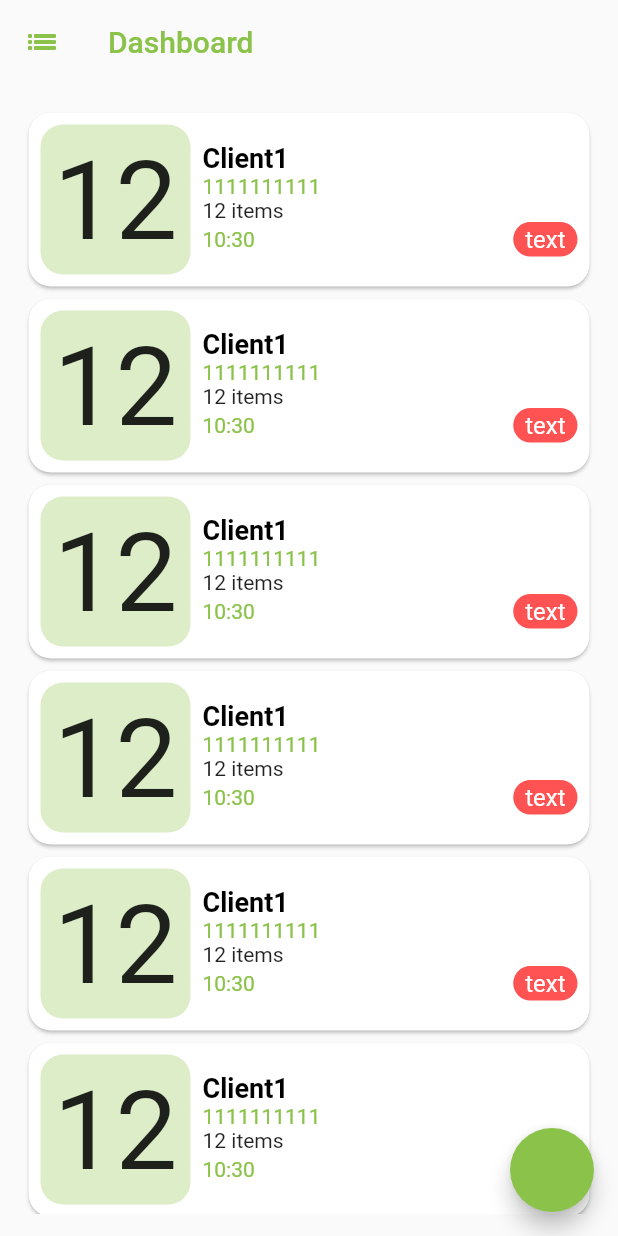
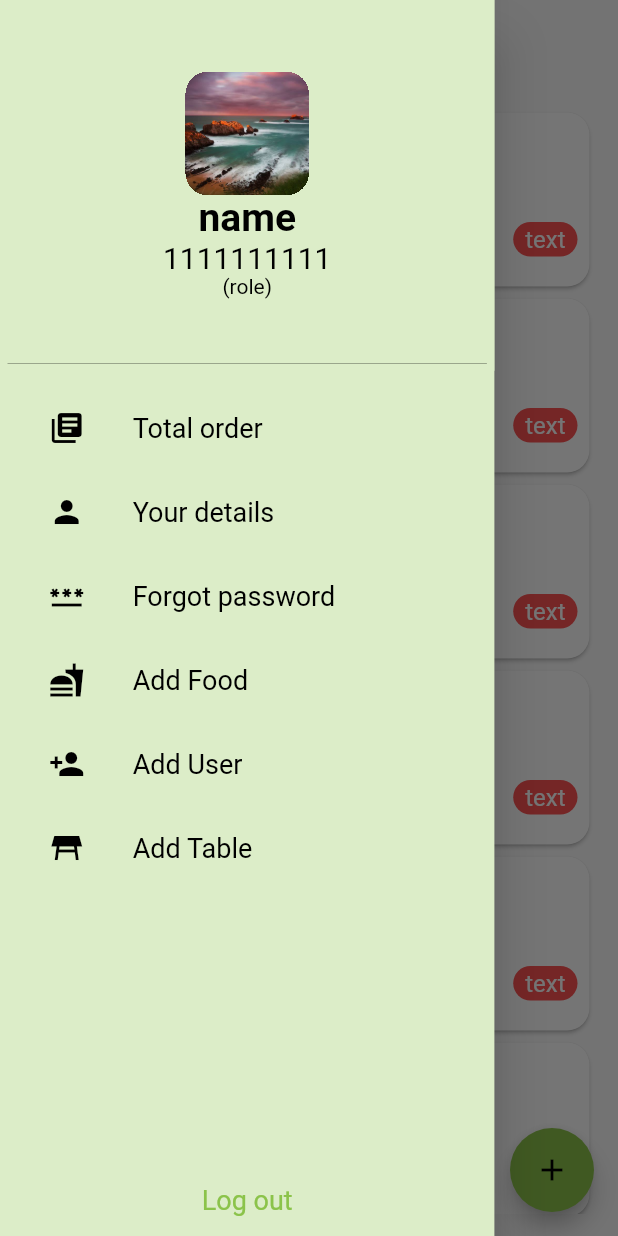
Before and after one commit to Krupal01/hm, a Flutter app: the screen it shows after launch, with the side drawer open (before the commit the screen has no drawer), on a phone screen of 412 x 824 dp. Run offline on Flutter 3.47's test engine with Material 2 defaults, Android fonts, the phone set to English and light mode, and no system bars; our stand-ins replace bloc, flutter_bloc, flutter_slidable, input_quantity.

Commit message:
dashboard screen , order details screen , menu screen ,

```diff
--- a/lib/routes/routes.dart
+++ b/lib/routes/routes.dart
@@ -4,12 +4,15 @@ import 'package:hotel_management/cubit/login_cubit.dart';
 import 'package:hotel_management/routes/routes_name.dart';
 import 'package:hotel_management/screens/dash_board_screen.dart';
 import 'package:hotel_management/screens/login_screen.dart';
+import 'package:hotel_management/screens/menu_screen.dart';
+import 'package:hotel_management/screens/oder_details_screen.dart';
 
 import '../repository/NetworkRepository.dart';
 import '../screens/splash_screen.dart';
 
 class Routes {
   final NetworkRepository networkRepository;
+
   Routes(this.networkRepository);
 
   Route? onGenerateRoute(RouteSettings settings) {
@@ -29,6 +32,17 @@ class Routes {
         return MaterialPageRoute(
           builder: (context) => DashBoardScreen(),
         );
+      case ORDER_DETAILS_SCREEN:
+        return MaterialPageRoute(
+          builder: (context) => OrderDetailsScreen(
+            isDetails: (settings.arguments as Map)[ARG_IS_DETAILS],
+            orderId: (settings.arguments as Map)[ARG_ORDER_ID],
+          ),
+        );
+      case MENU_SCREEN:
+        return MaterialPageRoute(
+          builder: (context) => const MenuScreen(),
+        );
     }
     return null;
   }
--- a/lib/routes/routes_name.dart
+++ b/lib/routes/routes_name.dart
@@ -9,3 +9,6 @@ const ORDER_DETAILS_SCREEN = 'ORDDER_DETAILS_SCREEN';
 const MENU_SCREEN = 'MENU_SCREEN';
 const ADD_FOOD_SCREEN = 'ADD_FOOD_SCREEN';
 const ADD_TABLE_SCREEN = 'ADD_TABLE_SCREEN';
+
+const ARG_IS_DETAILS = 'ARG_IS_DETAILS';
+const ARG_ORDER_ID = 'ARG_ORDER_ID';
--- a/lib/screens/dash_board_screen.dart
+++ b/lib/screens/dash_board_screen.dart
@@ -1,6 +1,7 @@
 import 'package:flutter/material.dart';
 import 'package:hotel_management/network/NetworkService.dart';
 import 'package:hotel_management/routes/routes_name.dart';
+import 'package:hotel_management/widgets/custom_drawer.dart';
 import 'package:hotel_management/widgets/table_widget.dart';
 
 import '../widgets/custom_app_bar.dart';
@@ -26,22 +27,42 @@ class _DashBoardScreenState extends State<DashBoardScreen> {
   @override
   Widget build(BuildContext context) {
     return Scaffold(
+      key: _scaffoldKey,
       appBar: CustomAppBar(
         title: 'Dashboard',
         isDrawerIcon: true,
         onLeadPress: () => _openDrawer(),
       ),
+      drawer: const CustomDrawer(),
       body: Padding(
         padding: const EdgeInsets.all(15),
-        child: ListView.builder(
-          itemCount: 10,
-          itemBuilder: (context, index) {
-            return const TableWidget();
-          },
+        child: SingleChildScrollView(
+          child: ListView.builder(
+            shrinkWrap: true,
+            physics: const NeverScrollableScrollPhysics(),
+            itemCount: 10,
+            itemBuilder: (context, index) {
+              return TableWidget(
+                onLeftSwap: (isClean) {},
+                onRightSwap: () => Navigator.of(context).pushNamed(
+                  ORDER_DETAILS_SCREEN,
+                  arguments: {
+                    ARG_IS_DETAILS: true,
+                  },
+                ),
+              );
+            },
+          ),
         ),
       ),
       floatingActionButton: FloatingActionButton(
-        onPressed: () => Navigator.of(context).pushNamed(ORDER_DETAILS_SCREEN),
+        child: const Icon(Icons.add),
+        onPressed: () => Navigator.of(context).pushNamed(
+          ORDER_DETAILS_SCREEN,
+          arguments: {
+            ARG_IS_DETAILS: false,
+          },
+        ),
       ),
     );
   }
--- /dev/null
+++ b/lib/widgets/custom_drawer.dart
@@ -0,0 +1,105 @@
+import 'package:flutter/material.dart';
+import 'package:hotel_management/widgets/custom_buttons.dart';
+import 'package:hotel_management/widgets/styles.dart';
+
+class CustomDrawer extends StatefulWidget {
+  const CustomDrawer({
+    Key? key,
+  }) : super(key: key);
+
+  @override
+  State<CustomDrawer> createState() => _CustomDrawerState();
+}
+
+class _CustomDrawerState extends State<CustomDrawer> {
+  Widget getDrawerTile(String name, IconData iconData) {
+    return Padding(
+      padding: EdgeInsets.symmetric(
+          horizontal: MediaQuery.of(context).size.width * 0.04),
+      child: ListTile(
+        leading: Icon(
+          iconData,
+          color: Colors.black,
+        ),
+        title: Text(
+          name,
+          style: blackTextStyles['18N'],
+        ),
+      ),
+    );
+  }
+
+  @override
+  Widget build(BuildContext context) {
+    return Drawer(
+      backgroundColor: Theme.of(context).primaryColorLight,
+      width: MediaQuery.of(context).size.width * 0.8,
+      child: Column(
+        crossAxisAlignment: CrossAxisAlignment.center,
+        children: [
+          Container(
+            height: MediaQuery.of(context).size.height * 0.3,
+            width: double.infinity,
+            padding: EdgeInsets.all(5),
+            alignment: Alignment.centerLeft,
+            color: Theme.of(context).primaryColorLight,
+            child: Expanded(
+              child: Column(
+                crossAxisAlignment: CrossAxisAlignment.center,
+                mainAxisAlignment: MainAxisAlignment.center,
+                children: [
+                  Expanded(child: Container()),
+                  ClipRRect(
+                    borderRadius: BorderRadius.circular(15),
+                    clipBehavior: Clip.hardEdge,
+                    child: Image(
+                      image: AssetImage('assets/images/demo.jpg'),
+                      fit: BoxFit.fill,
+                      height: MediaQuery.of(context).size.height * 0.1,
+                      width: MediaQuery.of(context).size.height * 0.1,
+                    ),
+                  ),
+                  Text(
+                    "name",
+                    style: blackTextStyles['26B'],
+                  ),
+                  Text(
+                    "1111111111",
+                    style: blackTextStyles['20N'],
+                  ),
+                  Text(
+                    "(role)",
+                    style: blackTextStyles['14N'],
+                  ),
+                  Expanded(child: Container()),
+                  Container(
+                    width: double.infinity,
+                    height: 0.2,
+                    color: Colors.black,
+                  )
+                ],
+              ),
+            ),
+          ),
+          const SizedBox(
+            height: 10,
+          ),
+          getDrawerTile("Total order", Icons.library_books),
+          getDrawerTile("Your details", Icons.person),
+          getDrawerTile("Forgot password", Icons.password),
+          getDrawerTile("Add Food", Icons.fastfood_sharp),
+          getDrawerTile("Add User", Icons.person_add),
+          getDrawerTile("Add Table", Icons.table_restaurant_sharp),
+          Expanded(child: Container()),
+          Container(
+            width: double.infinity,
+            child: CustomTextButton(
+              text: "Log out",
+              onPress: () {},
+            ),
+          )
+        ],
+      ),
+    );
+  }
+}
--- a/lib/widgets/table_widget.dart
+++ b/lib/widgets/table_widget.dart
@@ -4,8 +4,11 @@ import 'package:hotel_management/widgets/status_widget.dart';
 import 'package:hotel_management/widgets/styles.dart';
 
 class TableWidget extends StatefulWidget {
-  const TableWidget({Key? key}) : super(key: key);
-
+  const TableWidget(
+      {Key? key, required this.onRightSwap, required this.onLeftSwap})
+      : super(key: key);
+  final VoidCallback onRightSwap;
+  final Function(bool isClean) onLeftSwap;
   @override
   State<TableWidget> createState() => _TableWidgetState();
 }
@@ -18,10 +21,24 @@ class _TableWidgetState extends State<TableWidget> {
       key: ValueKey<int>(1),
       background: Container(
         color: Colors.green,
+        alignment: Alignment.centerLeft,
+        padding: const EdgeInsets.symmetric(horizontal: 50.0),
+        child: const Icon(
+          Icons.list_alt_sharp,
+          color: Colors.white,
+        ),
       ),
       secondaryBackground: Container(
         color:
             isClean ? Colors.red : Colors.yellow, //check table is clean or not
+        alignment: Alignment.centerRight,
+        padding: const EdgeInsets.symmetric(horizontal: 50.0),
+        child: Icon(
+          isClean
+              ? Icons.cleaning_services_sharp
+              : Icons.do_disturb_alt_rounded,
+          color: Colors.white,
+        ),
       ),
       onDismissed: (direction) {
         if (direction == DismissDirection.endToStart) {
@@ -37,8 +54,10 @@ class _TableWidgetState extends State<TableWidget> {
             isClean =
                 !isClean; // call update status api to check clean table or not
           });
+          widget.onLeftSwap(isClean);
           return !isClean;
         } else {
+          widget.onRightSwap();
           return false;
         }
       },
--- a/pubspec.yaml
+++ b/pubspec.yaml
@@ -34,6 +34,7 @@ dependencies:
   flutter_bloc: ^8.1.2
   carousel_slider: ^4.2.1
   flutter_slidable: ^2.0.0
+  input_quantity: ^1.1.5
 
 
   # The following adds the Cupertino Icons font to your application.
@@ -63,8 +64,8 @@ flutter:
   uses-material-design: true
 
   # To add assets to your application, add an assets section, like this:
-  # assets:
-  #   - images/a_dot_burr.jpeg
+  assets:
+    - assets/images/
   #   - images/a_dot_ham.jpeg
 
   # An image asset can refer to one or more resolution-specific "variants", see
```
Also changed, not shown: lib/screens/menu_screen.dart (added, +71 -0 lines), lib/screens/oder_details_screen.dart (added, +200 -0 lines), lib/widgets/custom_buttons.dart (+5 -5 lines), lib/widgets/menu_item.dart (added, +158 -0 lines), assets/images/demo.jpg (added), lib/models/constants.dart (added), pubspec.lock.
